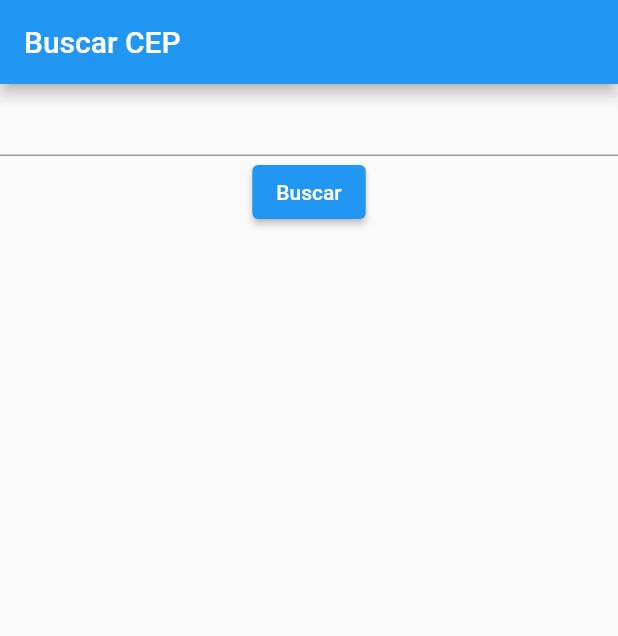
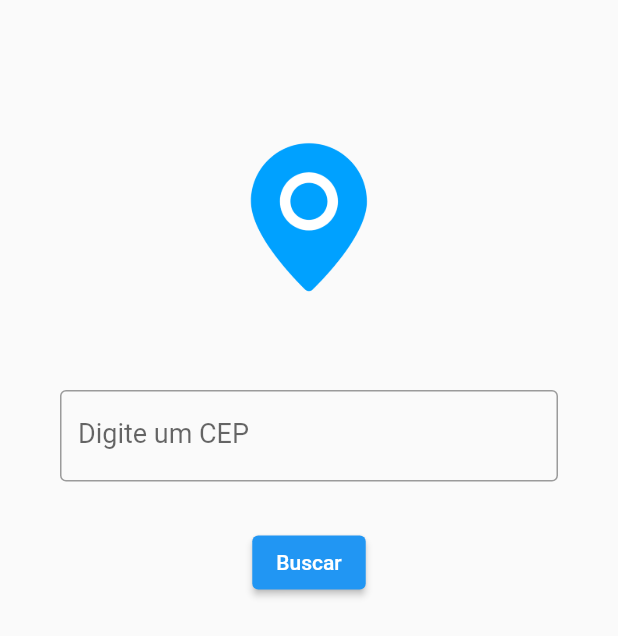
Before and after one commit to angelisrafael/buscadorCep, a Flutter app: the screen it shows after launch, on a phone screen of 412 x 824 dp. Shown: the top 636 px of the screen. Run offline on Flutter 3.47's test engine with Material 2 defaults, Android fonts, the phone set to English and light mode, and no system bars; our stand-ins replace dio, gap.

Commit message:
primeiras modificacoes

```diff
--- a/lib/main.dart
+++ b/lib/main.dart
@@ -1,6 +1,6 @@
 import 'package:flutter/material.dart';
+import 'pages/home_page.dart';
 
-import 'pages/home_page.dart';
 void main() {
   runApp(const MyApp());
 }
@@ -9,7 +9,8 @@ class MyApp extends StatelessWidget {
   @override
   Widget build(BuildContext context) {
     return MaterialApp(
-      title: 'Flutter Demo',
+      debugShowCheckedModeBanner: false,
+      title: 'Buscador de CEP',
       theme: ThemeData(
         primarySwatch: Colors.blue,
       ),
--- a/lib/pages/home_page.dart
+++ b/lib/pages/home_page.dart
@@ -1,4 +1,6 @@
 import 'package:flutter/material.dart';
+import 'package:flutter/services.dart';
+import 'package:gap/gap.dart';
 import '../models/endereco_model.dart';
 import '../repositories/cep_repository.dart';
 import '../repositories/cep_repository_impl.dart';
@@ -27,15 +29,30 @@ class _HomePageState extends State<HomePage> {
   @override
   Widget build(BuildContext context) {
     return Scaffold(
-        appBar: AppBar(
-          title: const Text('Buscar CEP'),
-        ),
         body: SingleChildScrollView(
+          padding: EdgeInsets.symmetric(horizontal: 40),
             child: Form(
                 key: formKey,
                 child: Column(
                   children: [
+                    const Gap(80),
+                    Container(
+                      height: 130,
+                      width: 130,
+                      decoration: const BoxDecoration(
+                        image: DecorationImage(fit: BoxFit.fitHeight,
+                          image: AssetImage("assets/images/cep_img.png"))
+                      ),
+                    ),
+                    const Gap(50),
                     TextFormField(
+                      keyboardType: TextInputType.number,
+                      inputFormatters: [FilteringTextInputFormatter.digitsOnly],
+                      style: const TextStyle(fontSize: 18),
+                      decoration: const InputDecoration(
+                        labelText: 'Digite um CEP',
+                        border: OutlineInputBorder()
+                      ),
                       controller: cepEC,
                       validator: (value) {
                         if (value == null || value.isEmpty) {
@@ -44,6 +61,7 @@ class _HomePageState extends State<HomePage> {
                         return null;
                       },
                     ),
+                    const Gap(30),
                     ElevatedButton(
                         onPressed: () async {
                           final valid =
@@ -75,6 +93,7 @@ class _HomePageState extends State<HomePage> {
                     Visibility(
                         visible: loading,
                         child: const CircularProgressIndicator()),
+                    const Gap(30),
                     Visibility(
                         visible: enderecoModel != null,
                         child: Text(
--- a/pubspec.yaml
+++ b/pubspec.yaml
@@ -36,6 +36,7 @@ dependencies:
   # The following adds the Cupertino Icons font to your application.
   # Use with the CupertinoIcons class for iOS style icons.
   cupertino_icons: ^1.0.2
+  gap: ^2.0.0
 
 dev_dependencies:
   flutter_test:
@@ -60,8 +61,8 @@ flutter:
   uses-material-design: true
 
   # To add assets to your application, add an assets section, like this:
-  # assets:
-  #   - images/a_dot_burr.jpeg
+  assets:
+    - assets/images/
   #   - images/a_dot_ham.jpeg
 
   # An image asset can refer to one or more resolution-specific "variants", see
```
Also changed, not shown: assets/images/cep_img.png (added), pubspec.lock.
